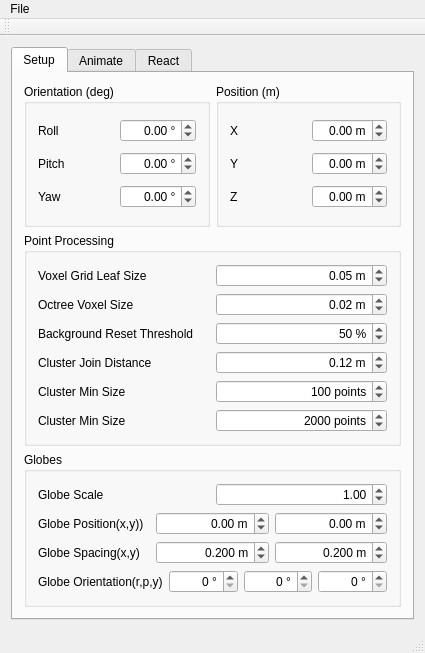
Qt form waas_control/src/ui/mainwindow.ui (sevenbitbyte/waas) before a commit.
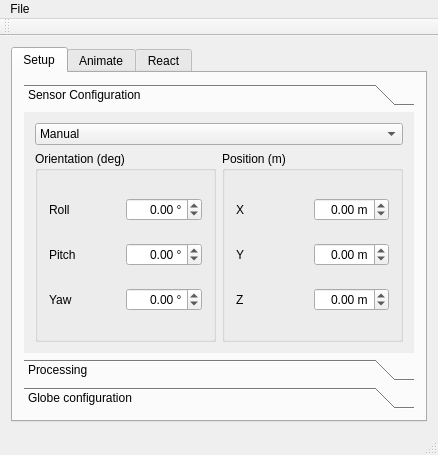
The same form after that commit.

Commit message: -waas_contorl ui re-arranged   -tweaked color gradiant in StarPath animation

Patch:
```diff
--- a/waas_control/src/ui/mainwindow.ui
+++ b/waas_control/src/ui/mainwindow.ui
@@ -6,8 +6,8 @@
    <rect>
     <x>0</x>
     <y>0</y>
-    <width>425</width>
-    <height>653</height>
+    <width>438</width>
+    <height>455</height>
    </rect>
   </property>
   <property name="windowTitle">
@@ -15,7 +15,7 @@
   </property>
   <widget class="QWidget" name="centralWidget">
    <layout class="QGridLayout" name="gridLayout">
-    <item row="0" column="1">
+    <item row="0" column="0">
      <widget class="QTabWidget" name="tabWidget">
       <property name="currentIndex">
        <number>0</number>
@@ -26,6 +26,43 @@
        </attribute>
        <layout class="QVBoxLayout" name="verticalLayout_4">
         <item>
+         <widget class="QToolBox" name="setupPager">
+          <property name="currentIndex">
+           <number>0</number>
+          </property>
+          <widget class="QWidget" name="page">
+           <property name="geometry">
+            <rect>
+             <x>0</x>
+             <y>0</y>
+             <width>398</width>
+             <height>233</height>
+            </rect>
+           </property>
+           <attribute name="label">
+            <string>Sensor Configuration</string>
+           </attribute>
+           <layout class="QGridLayout" name="gridLayout_2">
+            <item row="0" column="0">
+             <widget class="QComboBox" name="comboBox_2">
+              <item>
+               <property name="text">
+                <string>Manual</string>
+               </property>
+              </item>
+              <item>
+               <property name="text">
+                <string>Orientation Sensor</string>
+               </property>
+              </item>
+              <item>
+               <property name="text">
+                <string>Floor finder</string>
+               </property>
+              </item>
+             </widget>
+            </item>
+            <item row="1" column="0">
          <layout class="QHBoxLayout" name="horizontalLayout_8">
           <item>
            <widget class="QGroupBox" name="orientationSpin">
@@ -233,13 +270,22 @@
           </item>
          </layout>
         </item>
-        <item>
-         <widget class="QGroupBox" name="groupBox">
-          <property name="title">
-           <string>Point Processing</string>
-          </property>
-          <layout class="QVBoxLayout" name="verticalLayout_5">
-           <item>
+           </layout>
+          </widget>
+          <widget class="QWidget" name="page_2">
+           <property name="geometry">
+            <rect>
+             <x>0</x>
+             <y>0</y>
+             <width>398</width>
+             <height>233</height>
+            </rect>
+           </property>
+           <attribute name="label">
+            <string>Processing</string>
+           </attribute>
+           <layout class="QGridLayout" name="gridLayout_3">
+            <item row="0" column="0">
             <layout class="QHBoxLayout" name="horizontalLayout_9">
              <item>
               <widget class="QLabel" name="downsampleLeafSize">
@@ -266,7 +312,7 @@
              </item>
             </layout>
            </item>
-           <item>
+            <item row="1" column="0">
             <layout class="QHBoxLayout" name="horizontalLayout_10">
              <item>
               <widget class="QLabel" name="octreeVoxelSizeSpin_2">
@@ -293,7 +339,7 @@
              </item>
             </layout>
            </item>
-           <item>
+            <item row="2" column="0">
             <layout class="QHBoxLayout" name="horizontalLayout_11">
              <item>
               <widget class="QLabel" name="label_4">
@@ -320,7 +366,7 @@
              </item>
             </layout>
            </item>
-           <item>
+            <item row="3" column="0">
             <layout class="QHBoxLayout" name="horizontalLayout_12">
              <item>
               <widget class="QLabel" name="label_2">
@@ -347,7 +393,7 @@
              </item>
             </layout>
            </item>
-           <item>
+            <item row="4" column="0">
             <layout class="QHBoxLayout" name="horizontalLayout_13">
              <item>
               <widget class="QLabel" name="label_3">
@@ -380,7 +426,7 @@
              </item>
             </layout>
            </item>
-           <item>
+            <item row="5" column="0">
             <layout class="QHBoxLayout" name="horizontalLayout_14">
              <item>
               <widget class="QLabel" name="label_5">
@@ -415,14 +461,12 @@
            </item>
           </layout>
          </widget>
-        </item>
-        <item>
-         <widget class="QGroupBox" name="groupBox_2">
-          <property name="title">
-           <string>Globes</string>
-          </property>
-          <layout class="QVBoxLayout" name="verticalLayout_6">
-           <item>
+          <widget class="QWidget" name="page_3">
+           <attribute name="label">
+            <string>Globe configuration</string>
+           </attribute>
+           <layout class="QGridLayout" name="gridLayout_4">
+            <item row="0" column="0">
             <layout class="QHBoxLayout" name="horizontalLayout_15">
              <item>
               <widget class="QLabel" name="globeScaleLabel">
@@ -446,7 +490,7 @@
              </item>
             </layout>
            </item>
-           <item>
+            <item row="1" column="0">
             <layout class="QHBoxLayout" name="horizontalLayout_16">
              <item>
               <widget class="QLabel" name="globePositionLabel">
@@ -489,7 +533,7 @@
              </item>
             </layout>
            </item>
-           <item>
+            <item row="2" column="0">
             <layout class="QHBoxLayout" name="horizontalLayout_17">
              <item>
               <widget class="QLabel" name="globeSpacingLabel">
@@ -550,7 +594,7 @@
              </item>
             </layout>
            </item>
-           <item>
+            <item row="3" column="0">
             <layout class="QHBoxLayout" name="horizontalLayout_18">
              <item>
               <widget class="QLabel" name="globeOrientationLabel">
@@ -620,6 +664,7 @@
            </item>
           </layout>
          </widget>
+         </widget>
         </item>
        </layout>
       </widget>
@@ -705,8 +750,8 @@
     <rect>
      <x>0</x>
      <y>0</y>
-     <width>425</width>
-     <height>20</height>
+     <width>438</width>
+     <height>25</height>
     </rect>
    </property>
    <widget class="QMenu" name="menuSave">
```
Left out of the diff: 1 changed line with no effect on the pictures. Lines whose indentation alone changed are shown as unchanged. The commit also changes 4 other files.
